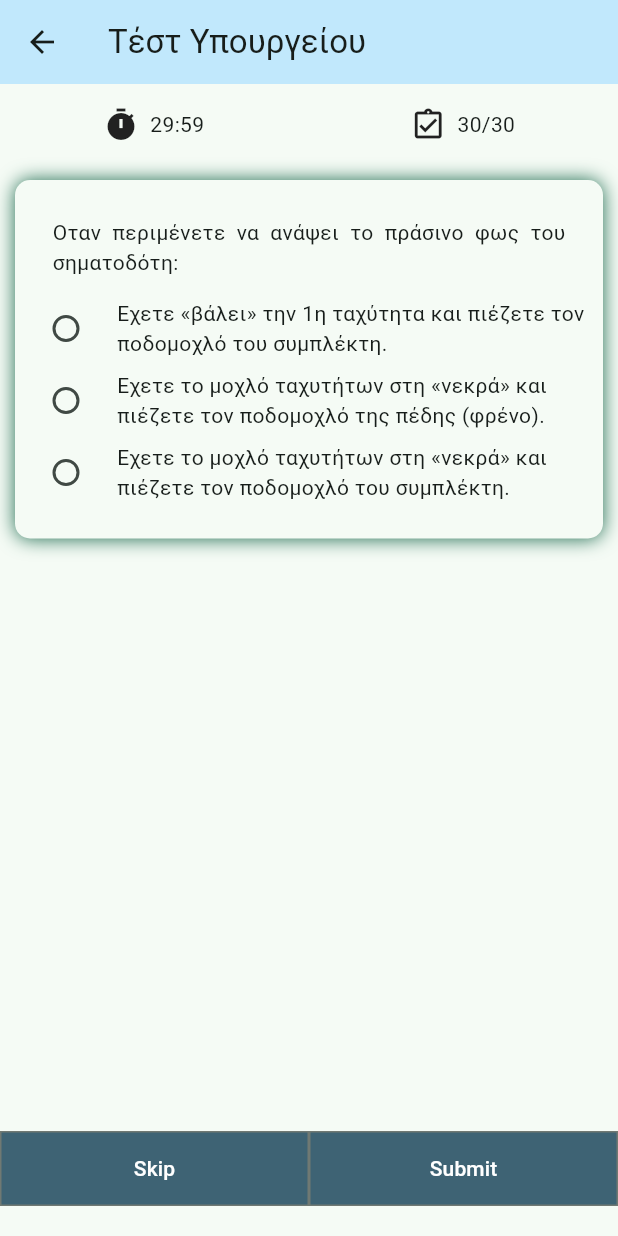
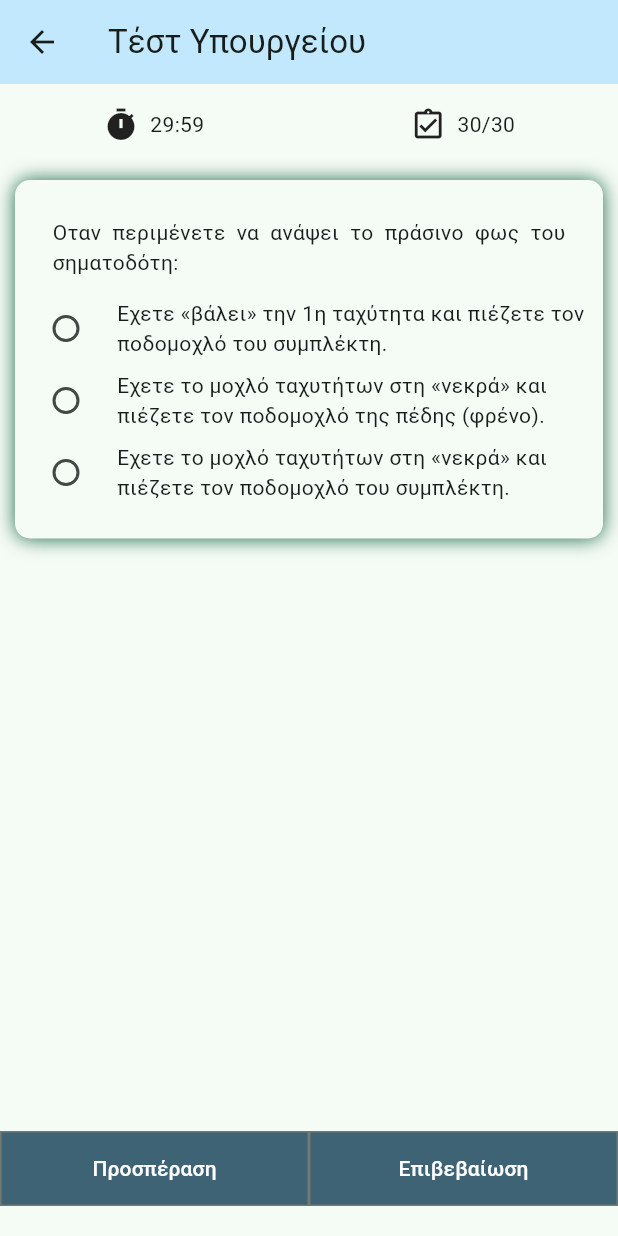
Before and after one commit to McSakis1999/flutter_driving_quiz, a Flutter app: the screen it shows after launch, after a tap on "Τέστ Υπουργείου", on a phone screen of 412 x 824 dp. Run offline on Flutter 3.47's test engine with Material 2 defaults, Android fonts, the phone set to English and light mode, and no system bars.

Commit message:
Small changes & bug fixes

```diff
--- a/lib/components/answerBtns.dart
+++ b/lib/components/answerBtns.dart
@@ -14,8 +14,8 @@ class buttonGroup extends StatefulWidget {
 class _buttonGroupState extends State<buttonGroup> {
   void questionAnswered(bool questionIsTrue) {
     setState(() {
+      if (!isSelected) questionIsTrue ? correctCatAnswers++ : falseCatAnswers++;
       isSelected = true;
-      questionIsTrue ? correctCatAnswers++ : falseCatAnswers++;
     });
   }
 
--- a/lib/components/answerButton.dart
+++ b/lib/components/answerButton.dart
@@ -1,6 +1,4 @@
 import 'package:flutter/material.dart';
-import 'questionCard.dart';
-import 'answerBtns.dart';
 import '../screens/cat_quiz_template.dart';
 
 class AnswerBtn extends StatefulWidget {
--- a/lib/components/timer.dart
+++ b/lib/components/timer.dart
@@ -40,7 +40,6 @@ class _timerState extends State<timer> {
               MaterialPageRoute(
                   builder: (context) => ResultPage(results: answerCatalog)),
             );
-            print('1');
             _endFlag = true;
           }
         }
--- a/lib/main.dart
+++ b/lib/main.dart
@@ -8,7 +8,7 @@ import 'theme/themeConstants.dart';
 import 'theme/themeManager.dart';
 
 void main() {
-  runApp(MyApp());
+  runApp(const MyApp());
 }
 
 ThemeManager _themeManager = ThemeManager();
@@ -42,11 +42,12 @@ class _MyAppState extends State<MyApp> {
   @override
   Widget build(BuildContext context) {
     return MaterialApp(
+      debugShowCheckedModeBanner: false,
       theme: lightTheme,
       darkTheme: darkTheme,
       themeMode: _themeManager.themeMode,
       title: 'Σήματα Οδήγησης',
-      home: HomePage(),
+      home: const HomePage(),
     );
   }
 }
@@ -139,7 +140,7 @@ class _HomePageState extends State<HomePage> {
                                       Theme.of(context).colorScheme.background,
                                   padding: const EdgeInsets.all(15),
                                   child: const Image(
-                                    image: const AssetImage(
+                                    image: AssetImage(
                                         'assets/carIcons/021-manual book.png'),
                                     height: 70,
                                   ),
@@ -148,35 +149,48 @@ class _HomePageState extends State<HomePage> {
                               const SizedBox(
                                 height: 16,
                               ),
-                              Column(
-                                crossAxisAlignment: CrossAxisAlignment.start,
+                              ConstrainedBox(
+                                constraints:
+                                    const BoxConstraints(maxWidth: 700),
+                                child: SizedBox(
+                                  width: double.infinity,
+                                  child: Column(
+                                    crossAxisAlignment:
+                                        CrossAxisAlignment.start,
                                     children: <Widget>[
                                       Text(
                                         'Τέστ Υπουργείου',
-                                    style:
-                                        Theme.of(context).textTheme.headline5,
+                                        style: Theme.of(context)
+                                            .textTheme
+                                            .headline5,
                                       ),
                                       const SizedBox(height: 10),
-                                  Row(
-                                    mainAxisAlignment:
-                                        MainAxisAlignment.spaceBetween,
+                                      Wrap(
+                                        runSpacing: 8.0,
+                                        spacing: 25.0,
                                         children: [
-                                      Row(
+                                          FittedBox(
+                                            child: Row(
                                               children: const [
                                                 Icon(Icons.timer),
                                                 Text(': 30 λεπτά')
                                               ],
                                             ),
-                                      Row(
+                                          ),
+                                          FittedBox(
+                                            child: Row(
                                               children: const [
                                                 Icon(Icons
                                                     .assignment_turned_in_outlined),
                                                 Text(' : 30 ερωτήσεις')
                                               ],
+                                            ),
                                           )
                                         ],
                                       )
                                     ],
+                                  ),
+                                ),
                               ),
                             ],
                           ),
@@ -205,7 +219,8 @@ class _HomePageState extends State<HomePage> {
                     size: 70,
                   ),
                   const SizedBox(height: 20),
-                  const Text('Created using Flutter!')
+                  const Text('Created using Flutter!'),
+                  const SizedBox(height: 20)
                 ],
               ),
             ),
--- a/lib/screens/quiz_template.dart
+++ b/lib/screens/quiz_template.dart
@@ -72,7 +72,7 @@ class _QuizState extends State<Quiz> {
                     if (widget.questions.length > 1) ...[
                       Expanded(
                         child: OutlinedButton(
-                          child: const Text('Skip'),
+                          child: const Text('Προσπέραση'),
                           style: OutlinedButton.styleFrom(
                               padding: const EdgeInsets.symmetric(
                                   vertical: 15, horizontal: 40),
@@ -94,7 +94,7 @@ class _QuizState extends State<Quiz> {
                       ),
                       Expanded(
                         child: OutlinedButton(
-                          child: const Text('Submit'),
+                          child: const Text('Επιβεβαίωση'),
                           style: OutlinedButton.styleFrom(
                             padding: const EdgeInsets.symmetric(
                                 vertical: 15, horizontal: 40),
@@ -130,7 +130,7 @@ class _QuizState extends State<Quiz> {
                     ] else if (widget.questions.length == 1) ...[
                       Expanded(
                         child: OutlinedButton(
-                          child: const Text('Submit'),
+                          child: const Text('Επιβεβαίωση'),
                           style: OutlinedButton.styleFrom(
                             padding: const EdgeInsets.symmetric(
                                 vertical: 15, horizontal: 40),
--- a/pubspec.yaml
+++ b/pubspec.yaml
@@ -29,6 +29,7 @@ environment:
 dependencies:
   flutter:
     sdk: flutter
+
 
 
   # The following adds the Cupertino Icons font to your application.
```
Lines whose indentation alone changed are shown as unchanged.
